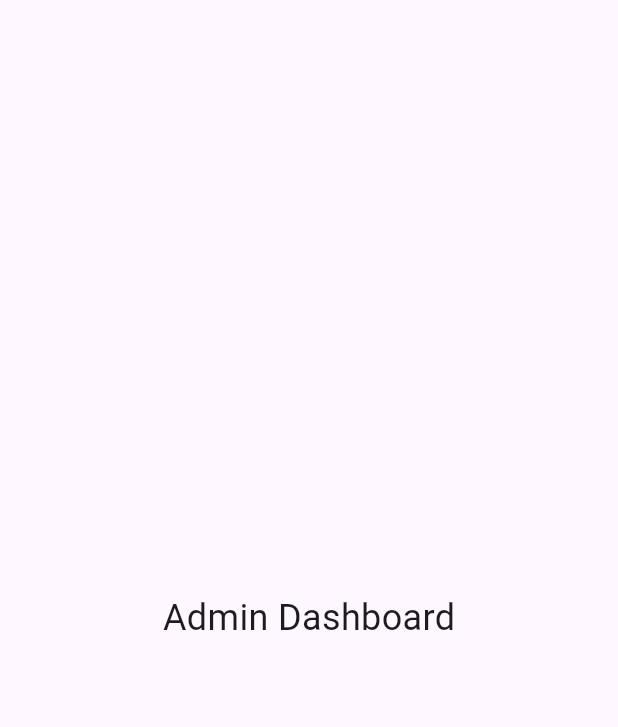
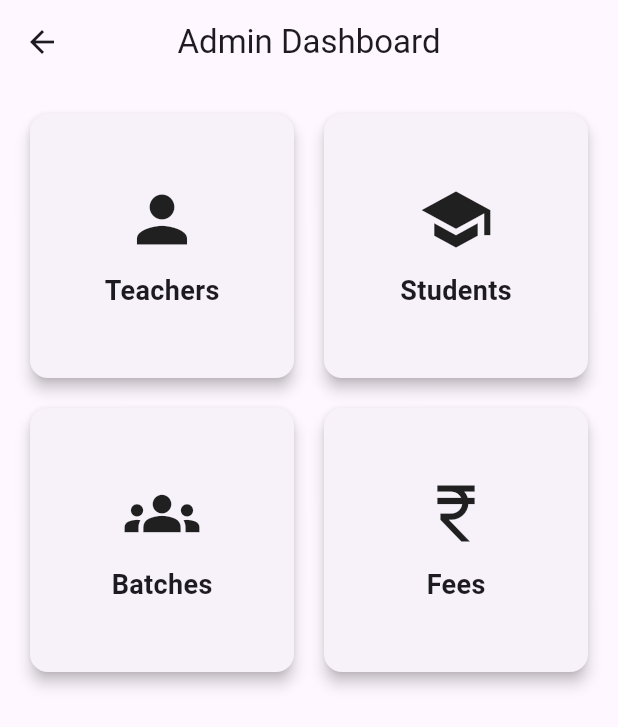
Before and after one commit to sekharbag07-star/digividya, a Flutter app: the AdminDashboard screen opened directly, on a phone screen of 412 x 824 dp. Shown: the top 727 px of the screen. Run offline on Flutter 3.47's test engine with Material 3 defaults, Android fonts, the phone set to English and light mode, and no system bars; our stand-ins replace cloud_firestore, firebase_auth, firebase_core; accounts and stored records are empty.

Commit message:
Teacher management module added

```diff
--- a/lib/features/admin/screens/admin_dashboard.dart
+++ b/lib/features/admin/screens/admin_dashboard.dart
@@ -1,13 +1,82 @@
 import 'package:flutter/material.dart';
+
+import 'teacher/teacher_management_screen.dart';
 
 class AdminDashboard extends StatelessWidget {
   const AdminDashboard({super.key});
 
   @override
   Widget build(BuildContext context) {
-    return const Scaffold(
-      body: Center(
-        child: Text('Admin Dashboard', style: TextStyle(fontSize: 24)),
+    return Scaffold(
+      appBar: AppBar(title: const Text("Admin Dashboard"), centerTitle: true),
+      body: Padding(
+        padding: const EdgeInsets.all(16),
+        child: GridView.count(
+          crossAxisCount: 2,
+          crossAxisSpacing: 12,
+          mainAxisSpacing: 12,
+          children: [
+            _dashboardCard(
+              context,
+              title: "Teachers",
+              icon: Icons.person,
+              onTap: () {
+                Navigator.push(
+                  context,
+                  MaterialPageRoute(
+                    builder: (_) => const TeacherManagementScreen(),
+                  ),
+                );
+              },
+            ),
+
+            _dashboardCard(
+              context,
+              title: "Students",
+              icon: Icons.school,
+              onTap: () {},
+            ),
+
+            _dashboardCard(
+              context,
+              title: "Batches",
+              icon: Icons.groups,
+              onTap: () {},
+            ),
+
+            _dashboardCard(
+              context,
+              title: "Fees",
+              icon: Icons.currency_rupee,
+              onTap: () {},
+            ),
+          ],
+        ),
+      ),
+    );
+  }
+
+  Widget _dashboardCard(
+    BuildContext context, {
+    required String title,
+    required IconData icon,
+    required VoidCallback onTap,
+  }) {
+    return InkWell(
+      onTap: onTap,
+      child: Card(
+        elevation: 4,
+        child: Column(
+          mainAxisAlignment: MainAxisAlignment.center,
+          children: [
+            Icon(icon, size: 50),
+            const SizedBox(height: 10),
+            Text(
+              title,
+              style: const TextStyle(fontSize: 18, fontWeight: FontWeight.bold),
+            ),
+          ],
+        ),
       ),
     );
   }
```
Also changed, not shown: lib/features/admin/screens/teacher/teacher_management_screen.dart (added, +153 -0 lines).
